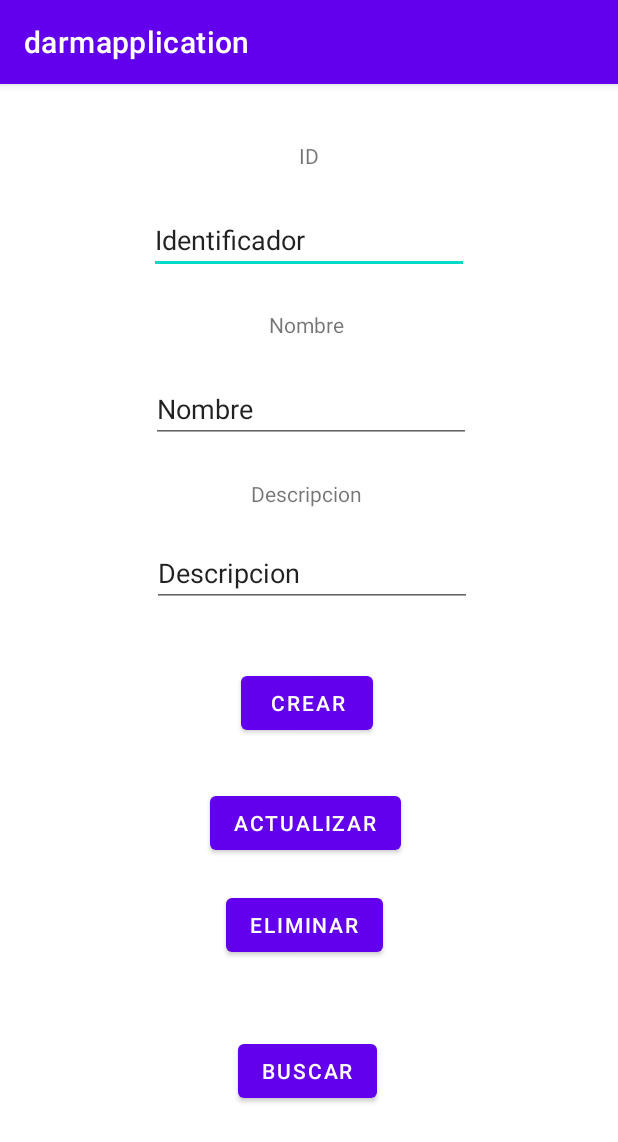
After one commit to 2022B-Software-Computacion/romero-meneses-daniela-romero-moviles, an Android app: the ECrudEntrenador screen opened directly, with no data from a screen before it, on a phone screen of 412 x 824 dp. The commit adds this screen. Shown: the top 1142 px of the screen. Run offline under Robolectric (Android 15) with nearby library versions, the phone set to English and light mode, and no system bars.

Commit message:
CrudEntrenador

```diff
--- /dev/null
+++ b/01-android/app/src/main/java/com/example/darmapplication/ECrudEntrenador.kt
@@ -0,0 +1,61 @@
+package com.example.darmapplication
+
+import androidx.appcompat.app.AppCompatActivity
+import android.os.Bundle
+import android.widget.Button
+import android.widget.EditText
+
+class ECrudEntrenador : AppCompatActivity() {
+    override fun onCreate(savedInstanceState: Bundle?) {
+        super.onCreate(savedInstanceState)
+        setContentView(R.layout.activity_ecrudentrenador)
+        // Buscar
+        val botonBuscarBDD = findViewById<Button>(R.id.btn_buscar_bdd)
+        botonBuscarBDD
+            .setOnClickListener {
+                val id = findViewById<EditText>(R.id.input_id)
+                val nombre = findViewById<EditText>(R.id.input_nombre)
+                val descripcion = findViewById<EditText>(R.id.input_descripcion)
+                val entrenador = EBaseDeDatos.tablaEntrenador!!
+                    .consultarEntrenadorPorId(
+                        id.text.toString().toInt()
+                    )
+                id.setText(entrenador.id.toString())
+                nombre.setText(entrenador.nombre)
+                descripcion.setText(entrenador.descripcion)
+            }
+
+        // Crear
+        val botonCrearBDD = findViewById<Button>(R.id.btn_crear_bdd)
+        botonCrearBDD
+            .setOnClickListener {
+                val nombre = findViewById<EditText>(R.id.input_nombre)
+                val descripcion = findViewById<EditText>(R.id.input_descripcion)
+                EBaseDeDatos.tablaEntrenador!!.crearEntrenador(
+                    nombre.text.toString(),
+                    descripcion.text.toString()
+                )
+            }
+        // Actualizar
+        val botonActualizarBDD = findViewById<Button>(R.id.btn_actualizar_bdd)
+        botonActualizarBDD
+            .setOnClickListener {
+                val id = findViewById<EditText>(R.id.input_id)
+                val nombre = findViewById<EditText>(R.id.input_nombre)
+                val descripcion = findViewById<EditText>(R.id.input_descripcion)
+                EBaseDeDatos.tablaEntrenador!!.actualizarEntrenadorFormulario(
+                    nombre.text.toString(),
+                    descripcion.text.toString(),
+                    id.text.toString().toInt()
+                )
+            }
+        // Eliminar
+        val botonEliminarBDD = findViewById<Button>(R.id.btn_eliminar_bdd)
+        botonEliminarBDD.setOnClickListener {
+            val id = findViewById<EditText>(R.id.input_id)
+            EBaseDeDatos.tablaEntrenador!!.eliminarEntrenadorFormulario(
+                id.text.toString().toInt()
+            )
+        }
+    }
+}
--- /dev/null
+++ b/01-android/app/src/main/res/layout/activity_ecrudentrenador.xml
@@ -0,0 +1,127 @@
+<?xml version="1.0" encoding="utf-8"?>
+<androidx.constraintlayout.widget.ConstraintLayout xmlns:android="http://schemas.android.com/apk/res/android"
+    xmlns:app="http://schemas.android.com/apk/res-auto"
+    xmlns:tools="http://schemas.android.com/tools"
+    android:id="@+id/input_id"
+    android:layout_width="match_parent"
+    android:layout_height="match_parent"
+    tools:context=".ECrudEntrenador">
+
+    <TextView
+        android:id="@+id/textView"
+        android:layout_width="wrap_content"
+        android:layout_height="wrap_content"
+        android:text="ID"
+        app:layout_constraintBottom_toBottomOf="parent"
+        app:layout_constraintEnd_toEndOf="parent"
+        app:layout_constraintStart_toStartOf="parent"
+        app:layout_constraintTop_toTopOf="parent"
+        app:layout_constraintVertical_bias="0.051" />
+
+    <EditText
+        android:id="@+id/editTextTextPersonName"
+        android:layout_width="wrap_content"
+        android:layout_height="wrap_content"
+        android:layout_marginTop="24dp"
+        android:ems="10"
+        android:inputType="textPersonName"
+        android:text="Identificador"
+        app:layout_constraintEnd_toEndOf="@+id/textView"
+        app:layout_constraintHorizontal_bias="0.502"
+        app:layout_constraintStart_toStartOf="@+id/textView"
+        app:layout_constraintTop_toBottomOf="@+id/textView" />
+
+    <TextView
+        android:id="@+id/textView3"
+        android:layout_width="wrap_content"
+        android:layout_height="wrap_content"
+        android:layout_marginTop="24dp"
+        android:text="Nombre"
+        app:layout_constraintEnd_toEndOf="@+id/editTextTextPersonName"
+        app:layout_constraintHorizontal_bias="0.49"
+        app:layout_constraintStart_toStartOf="@+id/editTextTextPersonName"
+        app:layout_constraintTop_toBottomOf="@+id/editTextTextPersonName" />
+
+    <EditText
+        android:id="@+id/input_nombre"
+        android:layout_width="wrap_content"
+        android:layout_height="wrap_content"
+        android:layout_marginTop="24dp"
+        android:ems="10"
+        android:inputType="textPersonName"
+        android:text="Nombre"
+        app:layout_constraintEnd_toEndOf="@+id/textView3"
+        app:layout_constraintHorizontal_bias="0.484"
+        app:layout_constraintStart_toStartOf="@+id/textView3"
+        app:layout_constraintTop_toBottomOf="@+id/textView3" />
+
+    <TextView
+        android:id="@+id/textView4"
+        android:layout_width="wrap_content"
+        android:layout_height="wrap_content"
+        android:layout_marginTop="24dp"
+        android:text="Descripcion"
+        app:layout_constraintEnd_toEndOf="@+id/input_nombre"
+        app:layout_constraintHorizontal_bias="0.477"
+        app:layout_constraintStart_toStartOf="@+id/input_nombre"
+        app:layout_constraintTop_toBottomOf="@+id/input_nombre" />
+
+    <EditText
+        android:id="@+id/input_descripcion"
+        android:layout_width="wrap_content"
+        android:layout_height="wrap_content"
+        android:layout_marginTop="64dp"
+        android:ems="10"
+        android:inputType="textPersonName"
+        android:text="Descripcion"
+        app:layout_constraintEnd_toEndOf="@+id/textView4"
+        app:layout_constraintHorizontal_bias="0.477"
+        app:layout_constraintStart_toStartOf="@+id/textView4"
+        app:layout_constraintTop_toBottomOf="@+id/input_nombre" />
+
+    <Button
+        android:id="@+id/btn_crear_bdd"
+        android:layout_width="wrap_content"
+        android:layout_height="wrap_content"
+        android:layout_marginTop="40dp"
+        android:text="CREAR"
+        app:layout_constraintEnd_toEndOf="@+id/input_descripcion"
+        app:layout_constraintHorizontal_bias="0.475"
+        app:layout_constraintStart_toStartOf="@+id/input_descripcion"
+        app:layout_constraintTop_toBottomOf="@+id/input_descripcion" />
+
+    <Button
+        android:id="@+id/btn_actualizar_bdd"
+        android:layout_width="wrap_content"
+        android:layout_height="wrap_content"
+        android:layout_marginTop="32dp"
+        android:text="ACTUALIZAR"
+        app:layout_constraintEnd_toEndOf="@+id/btn_crear_bdd"
+        app:layout_constraintHorizontal_bias="0.536"
+        app:layout_constraintStart_toStartOf="@+id/btn_crear_bdd"
+        app:layout_constraintTop_toBottomOf="@+id/btn_crear_bdd" />
+
+    <Button
+        android:id="@+id/btn_eliminar_bdd"
+        android:layout_width="wrap_content"
+        android:layout_height="wrap_content"
+        android:layout_marginTop="20dp"
+        android:text="ELIMINAR"
+        app:layout_constraintEnd_toEndOf="@+id/btn_actualizar_bdd"
+        app:layout_constraintHorizontal_bias="0.478"
+        app:layout_constraintStart_toStartOf="@+id/btn_actualizar_bdd"
+        app:layout_constraintTop_toBottomOf="@+id/btn_actualizar_bdd" />
+
+    <Button
+        android:id="@+id/btn_buscar_bdd"
+        android:layout_width="wrap_content"
+        android:layout_height="wrap_content"
+        android:layout_marginBottom="28dp"
+        android:text="BUSCAR"
+        app:layout_constraintBottom_toBottomOf="parent"
+        app:layout_constraintEnd_toEndOf="@+id/btn_eliminar_bdd"
+        app:layout_constraintHorizontal_bias="0.692"
+        app:layout_constraintStart_toStartOf="@+id/btn_eliminar_bdd"
+        app:layout_constraintTop_toBottomOf="@+id/btn_eliminar_bdd"
+        app:layout_constraintVertical_bias="0.457" />
+</androidx.constraintlayout.widget.ConstraintLayout>
```
Also changed, not shown: 01-android/app/src/main/AndroidManifest.xml (+7 -0 lines), 01-android/app/src/main/java/com/example/darmapplication/MainActivity.kt (+11 -0 lines), 01-android/app/src/main/res/layout/activity_main.xml (+10 -0 lines), 01-android/app/src/main/res/navigation/nav_graph2.xml (added, +28 -0 lines), 01-android/app/src/main/res/navigation/nav_graph3.xml (added, +28 -0 lines), 7 other files.
